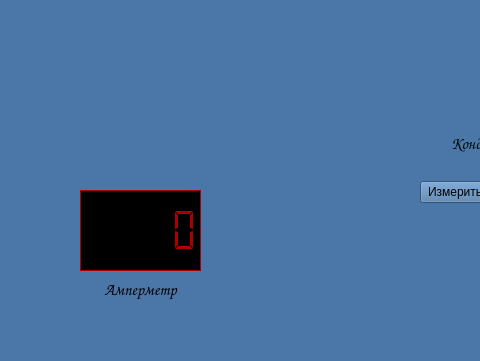
Above: forms_ui/laba15.ui from doktorfish0078/SimulationOfLaboratoryWork before the change; both pictures show x 0 to 480 and y 200 to 561 of the 1010 by 770 pixel window. Below: the same form after it.
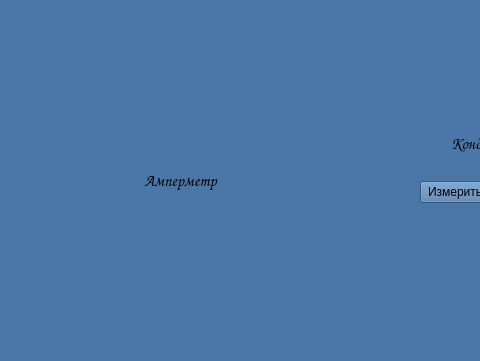
That is the form after the change. Icons and pictures are not drawn.

```diff
--- a/forms_ui/laba15.ui
+++ b/forms_ui/laba15.ui
@@ -32,42 +32,13 @@
    <widget class="QWidget" name="verticalLayoutWidget">
     <property name="geometry">
      <rect>
-      <x>80</x>
-      <y>390</y>
-      <width>121</width>
-      <height>111</height>
+      <x>60</x>
+      <y>260</y>
+      <width>241</width>
+      <height>241</height>
      </rect>
     </property>
     <layout class="QVBoxLayout" name="verticalLayout">
-     <item>
-      <widget class="QLCDNumber" name="ammeter">
-       <property name="autoFillBackground">
-        <bool>false</bool>
-       </property>
-       <property name="styleSheet">
-        <string notr="true">color: rgb(170, 0, 0);
-background-color: rgb(0, 0, 0);</string>
-       </property>
-       <property name="frameShape">
-        <enum>QFrame::Box</enum>
-       </property>
-       <property name="frameShadow">
-        <enum>QFrame::Plain</enum>
-       </property>
-       <property name="smallDecimalPoint">
-        <bool>false</bool>
-       </property>
-       <property name="mode">
-        <enum>QLCDNumber::Dec</enum>
-       </property>
-       <property name="segmentStyle">
-        <enum>QLCDNumber::Flat</enum>
-       </property>
-       <property name="value" stdset="0">
-        <double>0.000000000000000</double>
-       </property>
-      </widget>
-     </item>
      <item>
       <widget class="QLabel" name="label">
        <property name="minimumSize">
```
